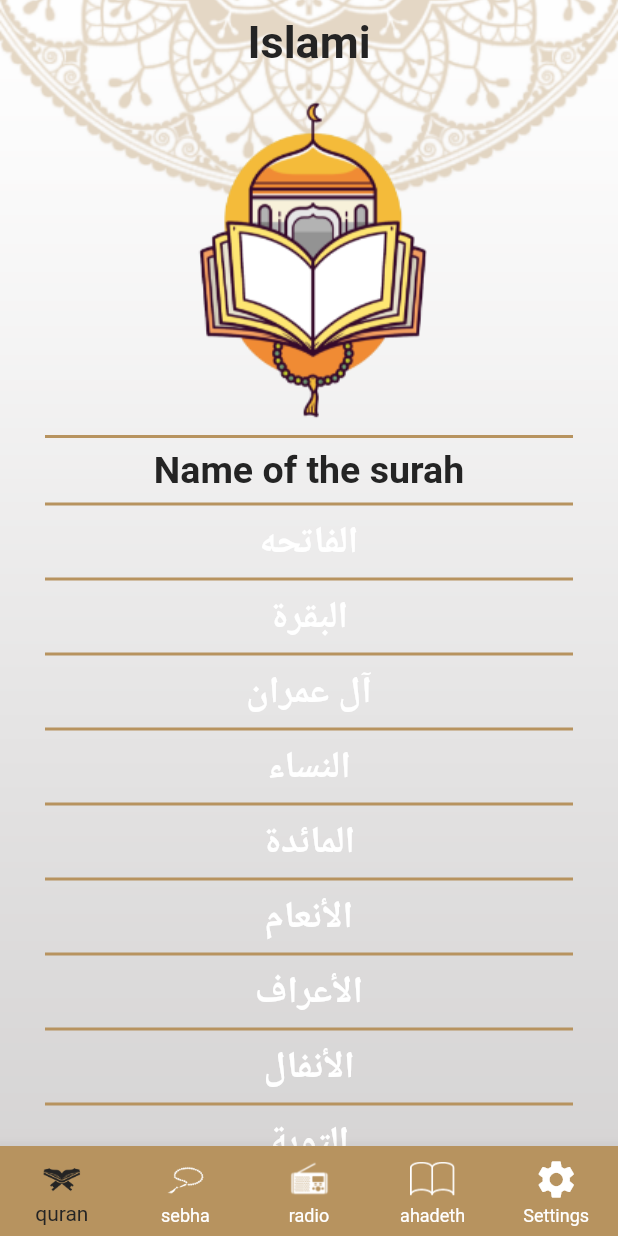
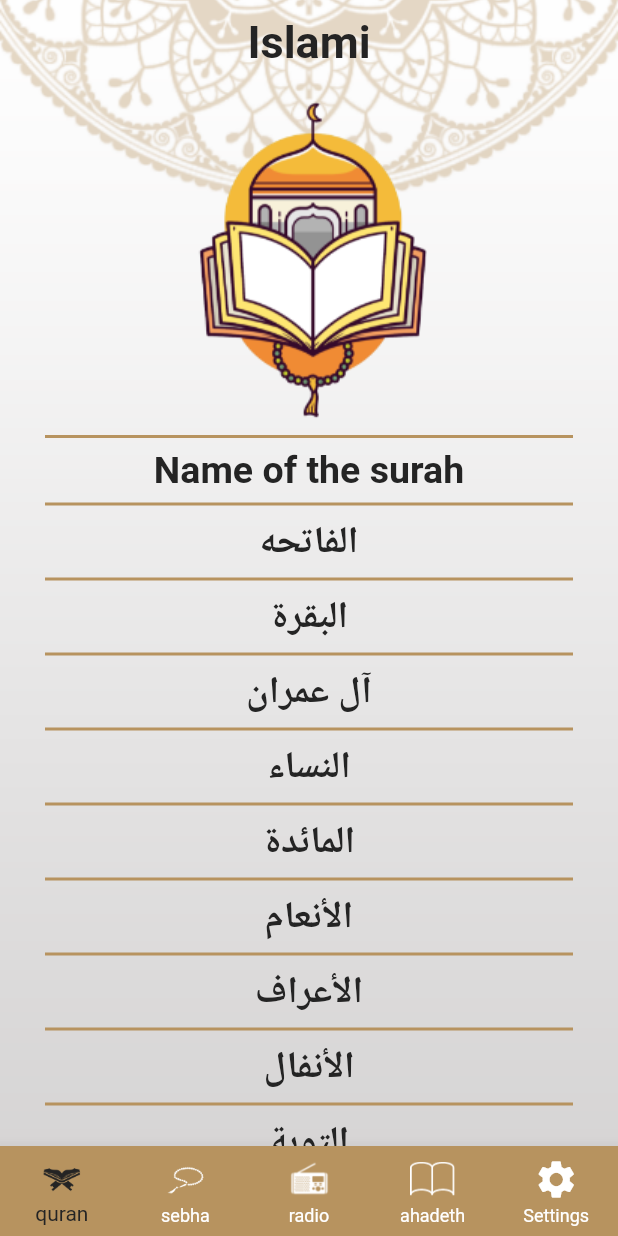
Before and after one commit to DoaaEssamM/islamic_project, a Flutter app: the screen it shows after launch, on a phone screen of 412 x 824 dp. Run offline on Flutter 3.47's test engine with Material 2 defaults, Android fonts, the phone set to English and light mode, and no system bars; our stand-ins replace shared_preferences; generated files the repository leaves out were written again.

Commit message:
edit name of suras color

```diff
--- a/lib/quran_tab/sura_name_item.dart
+++ b/lib/quran_tab/sura_name_item.dart
@@ -1,6 +1,9 @@
 import 'package:flutter/material.dart';
 import 'package:islamic/my_theme.dart';
 import 'package:islamic/sura_details/sura_details.dart';
+import 'package:provider/provider.dart';
+
+import '../provider/my_provider.dart';
 
 class SuraNameItem extends StatelessWidget {
 String name;
@@ -8,6 +11,7 @@ int index;
 SuraNameItem(this.name, this.index);
   @override
   Widget build(BuildContext context) {
+    var provider = Provider.of<MyProvider>(context);
     return  InkWell(
       onTap: (){
         Navigator.pushNamed(context,
@@ -16,7 +20,8 @@ SuraNameItem(this.name, this.index);
       },
       child: Text(name,
         textAlign: TextAlign.center,
-        style: Theme.of(context).textTheme.subtitle1?.copyWith(color: Theme==ThemeMode.light? MyThemeData.colorBlack:MyThemeData.colorWhite),),
-    );
+        style: Theme.of(context).textTheme.subtitle1?.copyWith(
+            color:provider.mode==ThemeMode.light? MyThemeData.colorBlack: MyThemeData.colorWhite),
+    ),);
   }
 }
```
